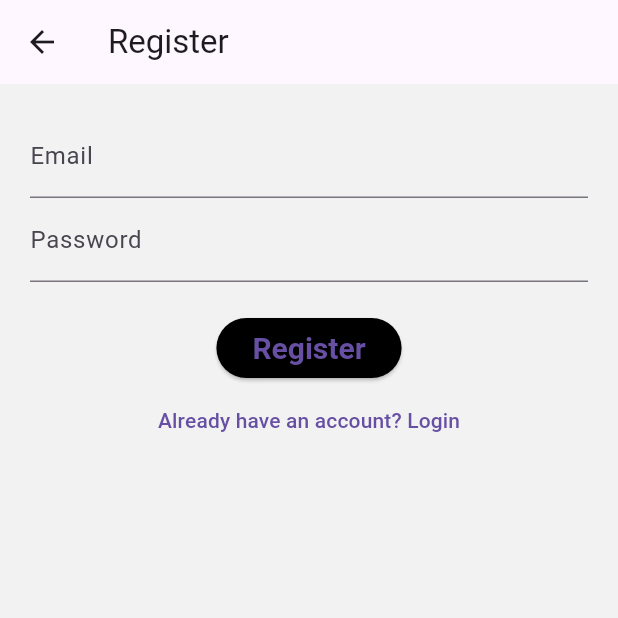
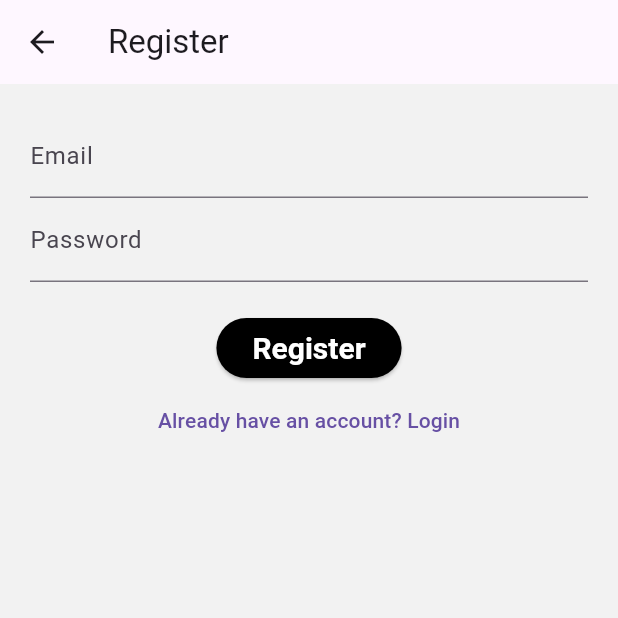
Before and after one commit to jeangregorfonrose/migra-app, a Flutter app: the RegisterScreen screen opened directly, on a phone screen of 412 x 824 dp, the top half of it. Run offline on Flutter 3.47's test engine with Material 3 defaults, Android fonts, the phone set to English and light mode, and no system bars; our stand-ins replace firebase_auth, firebase_core, geolocator, go_router, google_maps_flutter; missing offline and left inert: geolocator_platform_interface, mapbox_maps_flutter; accounts and stored records are empty; generated files the repository leaves out were written again; network calls fail.

Commit message:
Changed some styles

```diff
--- a/lib/core/themes/app_colors.dart
+++ b/lib/core/themes/app_colors.dart
@@ -49,4 +49,8 @@ class AppColors {
   static const unselectedTransparent = Color(0x00000000);
 
   static const unselectedShadow = Color(0x44000000);
+
+  // buttons
+  static const confirmButtonBackground = Color.fromARGB(255, 45, 239, 81);
+  static const cancelButtonBackground = Color.fromARGB(255, 249, 61, 61);
 }
--- a/lib/core/themes/app_theme.dart
+++ b/lib/core/themes/app_theme.dart
@@ -9,9 +9,14 @@ class AppTheme {
     elevatedButtonTheme: ElevatedButtonThemeData(
       style: ElevatedButton.styleFrom(
         backgroundColor: AppColors.primary,
-        textStyle: TextStyle(fontSize: 20, fontWeight: FontWeight.bold),
+        textStyle: TextStyle(fontSize: 20, fontWeight: FontWeight.bold, color: AppColors.white),
         shape: RoundedRectangleBorder(borderRadius: BorderRadius.circular(30)),
+        foregroundColor: AppColors.white,
       ),
+    ),
+    floatingActionButtonTheme: FloatingActionButtonThemeData(
+      backgroundColor: AppColors.primary,
+      foregroundColor: AppColors.white,
     ),
   );
 
@@ -26,5 +31,9 @@ class AppTheme {
         shape: RoundedRectangleBorder(borderRadius: BorderRadius.circular(30)),
       ),
     ),
+    floatingActionButtonTheme: FloatingActionButtonThemeData(
+      backgroundColor: AppColors.primaryDark,
+      foregroundColor: AppColors.black,
+    ),
   );
 }
```
Also changed, not shown: lib/screens/map_screen.dart (+7 -7 lines).
